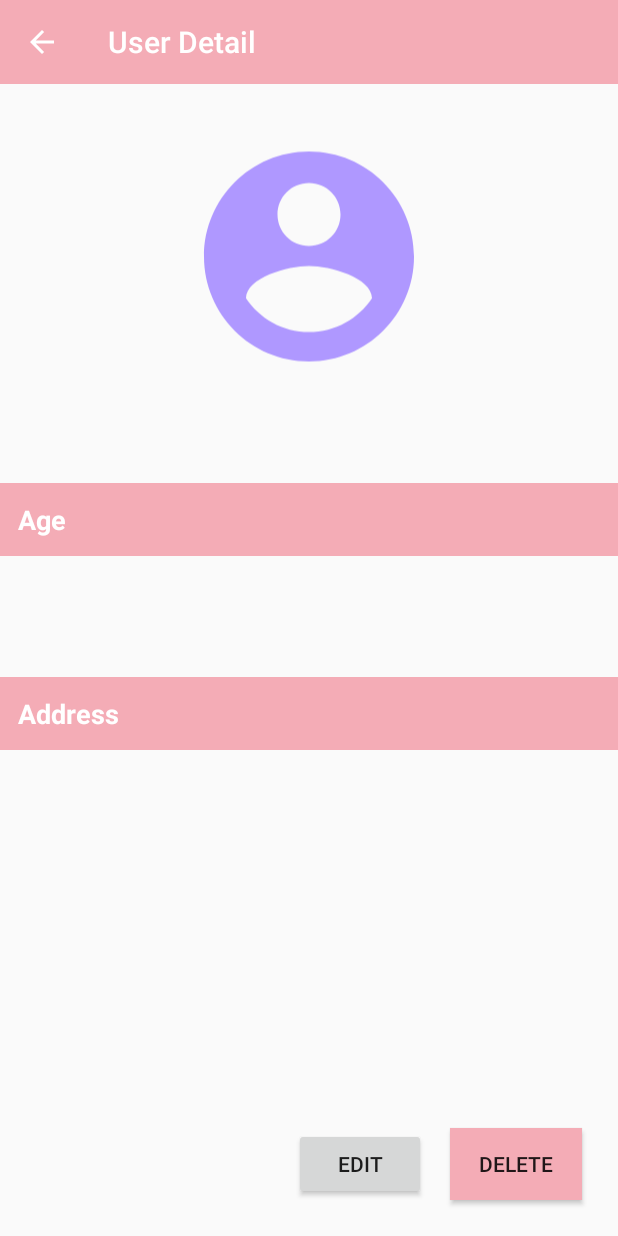
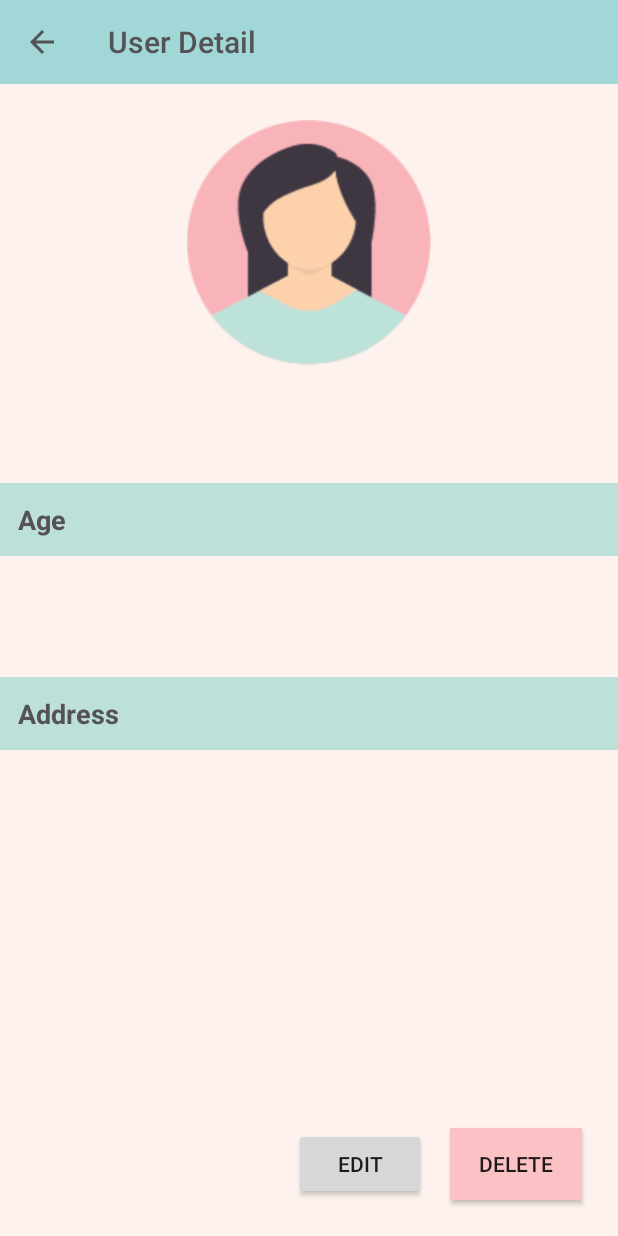
Before and after one commit to tinaranw/UTSProgTech_0706011910028, an Android app: the UserActivity screen opened directly, with no data from a screen before it, on a phone screen of 412 x 824 dp. Run offline under Robolectric (Android 15) with nearby library versions, the phone set to English and light mode, and no system bars; 3 statements that could not run were skipped.

Commit message:
appearance makeover + smol edits

```diff
--- a/app/src/main/java/com/uc/utsprogtech_0706011910028/AddUserActivity.java
+++ b/app/src/main/java/com/uc/utsprogtech_0706011910028/AddUserActivity.java
@@ -58,7 +58,7 @@ public class AddUserActivity extends AppCompatActivity implements TextWatcher {
 
         if(pos>=0){
             btn_add.setText("Update Data");
-            toolbar.setTitle("Update Data");
+            toolbar.setTitle("Edit User");
             getname = mContacts.get(pos).getName();
             getage = mContacts.get(pos).getAge();
             getaddress = mContacts.get(pos).getAddress();
--- a/app/src/main/java/com/uc/utsprogtech_0706011910028/UserActivity.java
+++ b/app/src/main/java/com/uc/utsprogtech_0706011910028/UserActivity.java
@@ -92,6 +92,8 @@ public class UserActivity extends AppCompatActivity {
                                         loadingDialog.dismissDialog();
                                         startActivity(intent);
                                         finish();
+                                        Toast.makeText(UserActivity.this, "Delete success!",
+                                                Toast.LENGTH_LONG).show();
                                     }
                                 },5000);
 //                                Toast.makeText(UserActivity.this, "Delete Success",
@@ -105,7 +107,7 @@ public class UserActivity extends AppCompatActivity {
                 };
 
                 AlertDialog.Builder builder = new AlertDialog.Builder(UserActivity.this);
-                builder.setMessage("Are you sure you want to delete this contact?")
+                builder.setMessage("Are you sure you want to delete " + name + " ?")
                         .setPositiveButton("Yes", dialogClickListener)
                         .setNegativeButton("No", dialogClickListener).show();
 
--- a/app/src/main/res/drawable-v21/button_enabled.xml
+++ b/app/src/main/res/drawable-v21/button_enabled.xml
@@ -5,7 +5,7 @@
         android:id="@android:id/background"
         android:gravity="center">
         <shape xmlns:android="http://schemas.android.com/apk/res/android">
-            <solid android:color="@color/colorPrimaryDark"/>
+            <solid android:color="#F8B4B9"/>
             <corners android:radius="8dp"/>
         </shape>
     </item>
--- a/app/src/main/res/drawable/button_enabled.xml
+++ b/app/src/main/res/drawable/button_enabled.xml
@@ -5,7 +5,7 @@
         android:id="@android:id/background"
         android:gravity="center">
         <shape xmlns:android="http://schemas.android.com/apk/res/android">
-            <solid android:color="@color/colorPrimaryDark"/>
+            <solid android:color="#F8B4B9"/>
             <corners android:radius="8dp"/>
         </shape>
     </item>
--- /dev/null
+++ b/app/src/main/res/drawable/ic_baseline_arrow_back_24.xml
@@ -0,0 +1,5 @@
+<vector android:height="24dp" android:tint="#555255"
+    android:viewportHeight="24" android:viewportWidth="24"
+    android:width="24dp" xmlns:android="http://schemas.android.com/apk/res/android">
+    <path android:fillColor="@android:color/white" android:pathData="M20,11H7.83l5.59,-5.59L12,4l-8,8 8,8 1.41,-1.41L7.83,13H20v-2z"/>
+</vector>
--- a/app/src/main/res/drawable/ic_place_black_24dp.xml
+++ b/app/src/main/res/drawable/ic_place_black_24dp.xml
@@ -1,4 +1,4 @@
-<vector android:height="24dp" android:tint="#AF98FF"
+<vector android:height="24dp" android:tint="#5DC2C0"
     android:viewportHeight="24.0" android:viewportWidth="24.0"
     android:width="24dp" xmlns:android="http://schemas.android.com/apk/res/android">
     <path android:fillColor="#FF000000" android:pathData="M12,2C8.13,2 5,5.13 5,9c0,5.25 7,13 7,13s7,-7.75 7,-13c0,-3.87 -3.13,-7 -7,-7zM12,11.5c-1.38,0 -2.5,-1.12 -2.5,-2.5s1.12,-2.5 2.5,-2.5 2.5,1.12 2.5,2.5 -1.12,2.5 -2.5,2.5z"/>
--- a/app/src/main/res/layout/activity_main.xml
+++ b/app/src/main/res/layout/activity_main.xml
@@ -5,7 +5,8 @@
     android:id="@+id/cons_main"
     android:layout_width="match_parent"
     android:layout_height="match_parent"
-    tools:context=".MainActivity" >
+    android:background="#FDF2ED"
+    tools:context=".MainActivity">
 
     <androidx.core.widget.NestedScrollView
         android:layout_width="match_parent"
@@ -29,7 +30,7 @@
             app:layout_constraintStart_toStartOf="parent"
             app:layout_constraintTop_toTopOf="parent"
             app:title="@string/ListofUsersTitle"
-            app:titleTextColor="#FFFFFF" />
+            app:titleTextColor="#555255" />
 
         <androidx.recyclerview.widget.RecyclerView
             android:id="@+id/recyclerView"
--- a/app/src/main/res/layout/activity_user.xml
+++ b/app/src/main/res/layout/activity_user.xml
@@ -4,6 +4,7 @@
     xmlns:tools="http://schemas.android.com/tools"
     android:layout_width="match_parent"
     android:layout_height="match_parent"
+    android:background="#FDF2ED"
     tools:context=".UserActivity">
 
     <androidx.appcompat.widget.Toolbar
@@ -16,9 +17,9 @@
         app:layout_constraintEnd_toEndOf="parent"
         app:layout_constraintStart_toStartOf="parent"
         app:layout_constraintTop_toTopOf="parent"
-        app:navigationIcon="@drawable/ic_arrow_back_black_24dp"
+        app:navigationIcon="@drawable/ic_baseline_arrow_back_24"
         app:title="@string/UserDetailToolbar"
-        app:titleTextColor="#FFFFFF" />
+        app:titleTextColor="#555255" />
 
     <ImageView
         android:id="@+id/imageView7"
@@ -28,18 +29,18 @@
         app:layout_constraintEnd_toEndOf="parent"
         app:layout_constraintStart_toStartOf="parent"
         app:layout_constraintTop_toBottomOf="@+id/userdetail_toolbar"
-        app:srcCompat="@drawable/ic_account_circle_black_24dp" />
+        app:srcCompat="@drawable/girl" />
 
     <TextView
         android:id="@+id/textView5"
         android:layout_width="0dp"
         android:layout_height="wrap_content"
         android:layout_marginTop="16dp"
-        android:background="@color/colorPrimary"
+        android:background="#BDE0D8"
         android:padding="12dp"
         android:text="@string/AgeTitle"
         android:textAlignment="inherit"
-        android:textColor="#FFFFFF"
+        android:textColor="#555255"
         android:textSize="18sp"
         android:textStyle="bold"
         app:layout_constraintEnd_toEndOf="parent"
@@ -64,11 +65,11 @@
         android:layout_width="0dp"
         android:layout_height="wrap_content"
         android:layout_marginTop="24dp"
-        android:background="@color/colorPrimary"
+        android:background="#BDE0D8"
         android:padding="12dp"
         android:text="@string/AddressTitle"
         android:textAlignment="inherit"
-        android:textColor="#FFFFFF"
+        android:textColor="#555255"
         android:textSize="18sp"
         android:textStyle="bold"
         app:layout_constraintEnd_toEndOf="parent"
@@ -103,7 +104,7 @@
     <Button
         android:id="@+id/editBtn"
         android:layout_width="wrap_content"
-        android:layout_height="wrap_content"
+        android:layout_height="0dp"
         android:layout_marginEnd="16dp"
         android:text="@string/editBtn"
         app:layout_constraintBottom_toBottomOf="@+id/deleteBtn"
@@ -116,7 +117,7 @@
         android:layout_height="wrap_content"
         android:layout_marginEnd="24dp"
         android:layout_marginBottom="24dp"
-        android:background="#F4ACB6"
+        android:background="#FAC2C5"
         android:text="@string/deleteBtn"
         app:layout_constraintBottom_toBottomOf="parent"
         app:layout_constraintEnd_toEndOf="parent" />
--- a/app/src/main/res/layout/loading_dialog.xml
+++ b/app/src/main/res/layout/loading_dialog.xml
@@ -4,9 +4,9 @@
     xmlns:tools="http://schemas.android.com/tools"
     android:layout_width="match_parent"
     android:layout_height="wrap_content"
-    android:background="#D9BEFF"
+    android:layout_margin="16dp"
+    android:background="#F8B4B9"
     android:orientation="vertical"
-    android:layout_margin="16dp"
     android:padding="24dp">
 
     <ImageView
--- a/app/src/main/res/layout/my_rows.xml
+++ b/app/src/main/res/layout/my_rows.xml
@@ -10,7 +10,7 @@
     <androidx.cardview.widget.CardView
         android:layout_width="match_parent"
         android:layout_height="match_parent"
-        app:cardBackgroundColor="#EBF1EB"
+        app:cardBackgroundColor="#FAE8DF"
         app:cardCornerRadius="16dp"
         app:layout_constraintStart_toStartOf="parent"
         app:layout_constraintTop_toTopOf="parent">
@@ -27,7 +27,7 @@
                 android:layout_marginTop="16dp"
                 app:layout_constraintStart_toStartOf="parent"
                 app:layout_constraintTop_toTopOf="parent"
-                app:srcCompat="@drawable/ic_account_circle_black_24dp" />
+                app:srcCompat="@drawable/person" />
 
             <TextView
                 android:id="@+id/view_fname"
--- a/app/src/main/res/values/colors.xml
+++ b/app/src/main/res/values/colors.xml
@@ -1,6 +1,6 @@
 <?xml version="1.0" encoding="utf-8"?>
 <resources>
-    <color name="colorPrimary">#F4ACB6</color>
-    <color name="colorPrimaryDark">#FF9E8189</color>
-    <color name="colorAccent">#D8E2DC</color>
+    <color name="colorPrimary">#A1D7D6</color>
+    <color name="colorPrimaryDark">#81CCCB</color>
+    <color name="colorAccent">#F8B4B9</color>
 </resources>
```
Also changed, not shown: app/src/main/res/layout/activity_add_user.xml (+4 -3 lines), app/src/main/res/drawable/girl.png (added), app/src/main/res/drawable/person.png (added).
